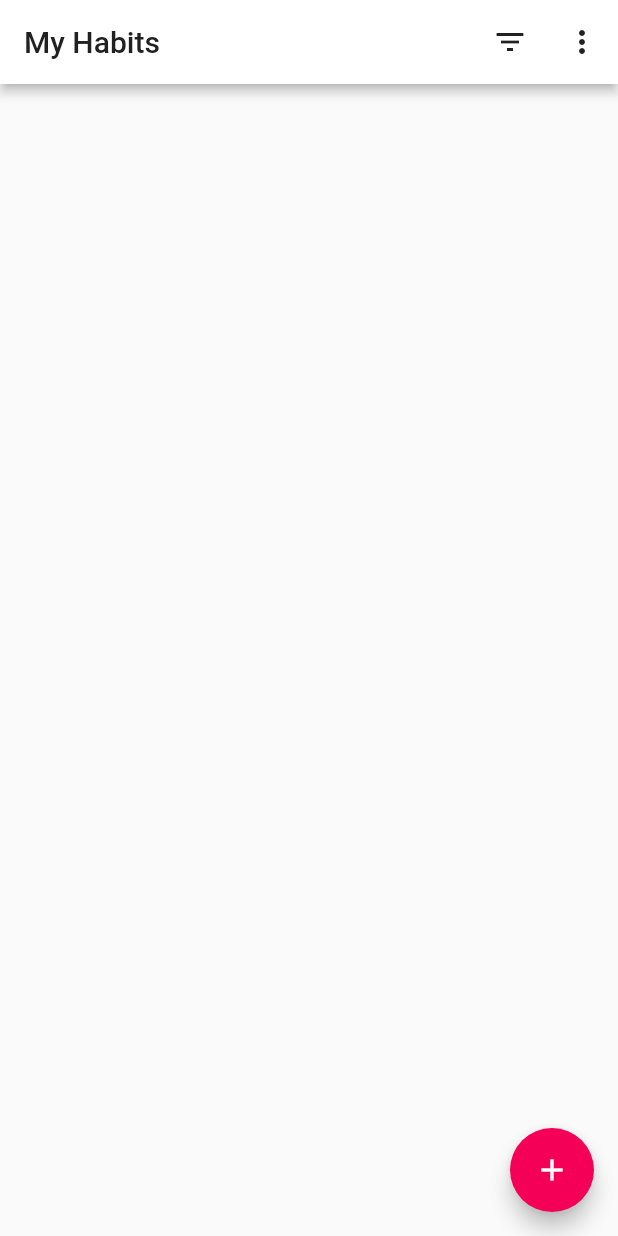
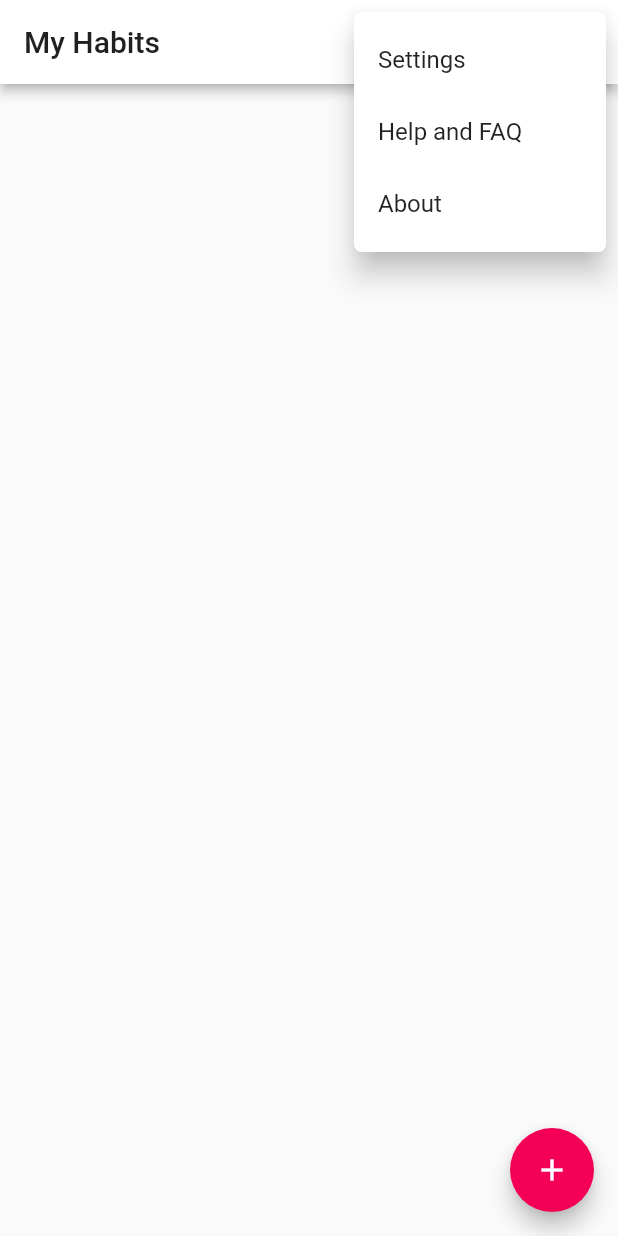
Before and after one commit to CentaurusApps/polaris, a Flutter app: the screen it shows after launch, after a tap on the "more vert" icon, on a phone screen of 412 x 824 dp. Run offline on Flutter 3.47's test engine with Material 2 defaults, Android fonts, the phone set to English and light mode, and no system bars.

Commit message:
Added the Menu and Filter PopUpMenuButtons

```diff
--- a/lib/home_screen.dart
+++ b/lib/home_screen.dart
@@ -1,4 +1,7 @@
 import 'package:flutter/material.dart';
+
+enum Menu { settings, about, help }
+enum Filter { hideArchived, hideCompleted, sort }
 
 class HomeScreen extends StatefulWidget {
   @override
@@ -16,15 +19,49 @@ class _HomeScreenState extends State<HomeScreen> {
           style: TextStyle(color: Colors.grey[900]),
         ),
         actions: [
-          IconButton(
+          PopupMenuButton<Filter>(
+            shape: RoundedRectangleBorder(
+              borderRadius: BorderRadius.circular(5),
+            ),
+            offset: Offset(8.0, 8.0),
+            tooltip: 'Filter',
             icon: Icon(Icons.filter_list),
-            tooltip: 'Filter',
-            onPressed: () {},
+            itemBuilder: (BuildContext context) => <PopupMenuEntry<Filter>>[
+              const PopupMenuItem<Filter>(
+                value: Filter.hideArchived,
+                child: Text('Hide archived'),
+              ),
+              const PopupMenuItem<Filter>(
+                value: Filter.hideCompleted,
+                child: Text('Hide completed'),
+              ),
+              const PopupMenuItem<Filter>(
+                value: Filter.sort,
+                child: Text('Sort'),
+              ),
+            ],
           ),
-          IconButton(
+          PopupMenuButton<Menu>(
+            shape: RoundedRectangleBorder(
+              borderRadius: BorderRadius.circular(5),
+            ),
+            offset: Offset(8.0, 8.0),
+            tooltip: 'More options',
             icon: Icon(Icons.more_vert),
-            tooltip: 'More options',
-            onPressed: () {},
+            itemBuilder: (BuildContext context) => <PopupMenuEntry<Menu>>[
+              const PopupMenuItem<Menu>(
+                value: Menu.settings,
+                child: Text('Settings'),
+              ),
+              const PopupMenuItem<Menu>(
+                value: Menu.help,
+                child: Text('Help and FAQ'),
+              ),
+              const PopupMenuItem<Menu>(
+                value: Menu.about,
+                child: Text('About'),
+              ),
+            ],
           ),
         ],
       ),
```
